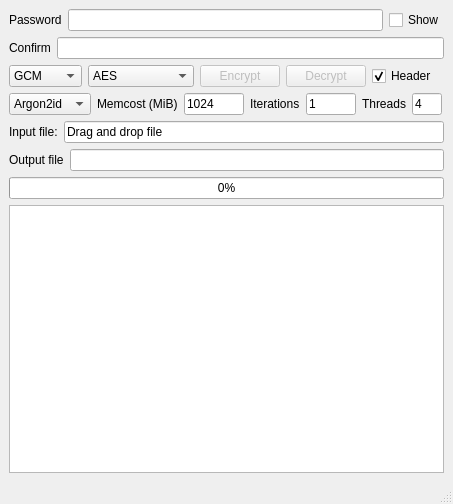
Above: small/mainwindow.ui from someprojects253/encryptiontool before the change. Below: the same form after it.
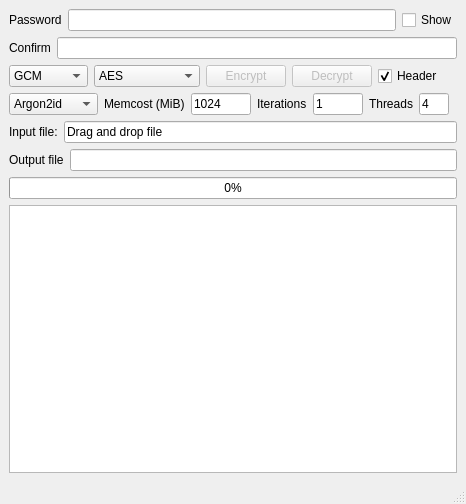
That is the form after the change.

Patch:
```diff
--- a/small/mainwindow.ui
+++ b/small/mainwindow.ui
@@ -6,7 +6,7 @@
    <rect>
     <x>0</x>
     <y>0</y>
-    <width>453</width>
+    <width>466</width>
     <height>504</height>
    </rect>
   </property>
```
Left out of the diff: 2 changed lines with no effect on the pictures.
